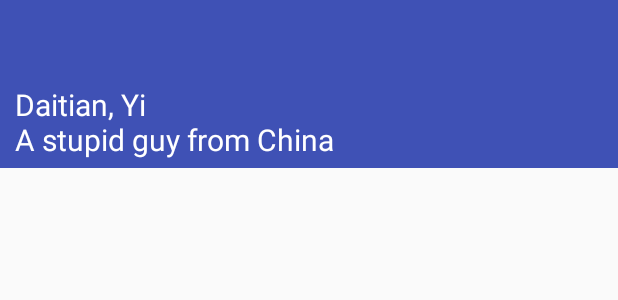
After one commit to Firedamp/ydt, an Android app: the layout activity_about.xml on its own in the app's theme, with its tools: preview values and no code run, on a phone screen of 412 x 824 dp. The commit adds this screen. Shown: the top 300 px of the screen. Run offline under Robolectric (Android 15) with nearby library versions, the phone set to English and light mode, and no system bars.

Commit message:
整理杂碎

```diff
--- /dev/null
+++ b/app/src/main/res/layout/activity_about.xml
@@ -0,0 +1,26 @@
+<?xml version="1.0" encoding="utf-8"?>
+<LinearLayout xmlns:android="http://schemas.android.com/apk/res/android"
+    android:layout_width="match_parent"
+    android:layout_height="match_parent"
+    android:orientation="vertical">
+
+    <include layout="@layout/layout_toolbar"/>
+
+    <TextView
+        android:layout_width="match_parent"
+        android:layout_height="wrap_content"
+        android:layout_alignParentBottom="true"
+        android:paddingLeft="10dp"
+        android:paddingBottom="5dp"
+        android:background="@color/colorPrimary"
+        android:textColor="@android:color/white"
+        android:textSize="20dp"
+        android:text="Daitian, Yi\nA stupid guy from China"/>
+
+    <ImageView
+        android:id="@+id/about_image"
+        android:layout_width="match_parent"
+        android:layout_height="match_parent"
+        android:scaleType="centerCrop"/>
+
+</LinearLayout>
```
Also changed, not shown: app/src/main/java/ydt/sunlightcongress/AboutActivity.java (+19 -21 lines), app/src/main/java/ydt/sunlightcongress/detail/BillDetailActivity.java (+9 -8 lines), app/src/main/java/ydt/sunlightcongress/detail/CommitteeDetailActivity.java (+7 -6 lines), app/src/main/java/ydt/sunlightcongress/detail/LegislatorDetailActivity.java (+9 -9 lines), 1 other file.
